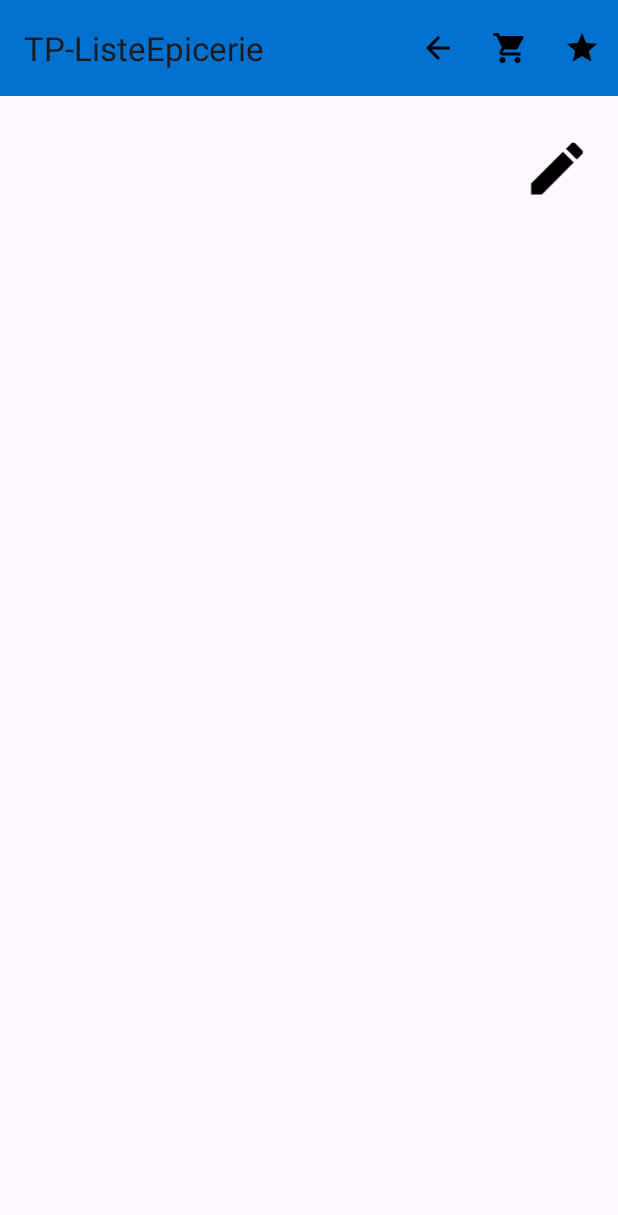
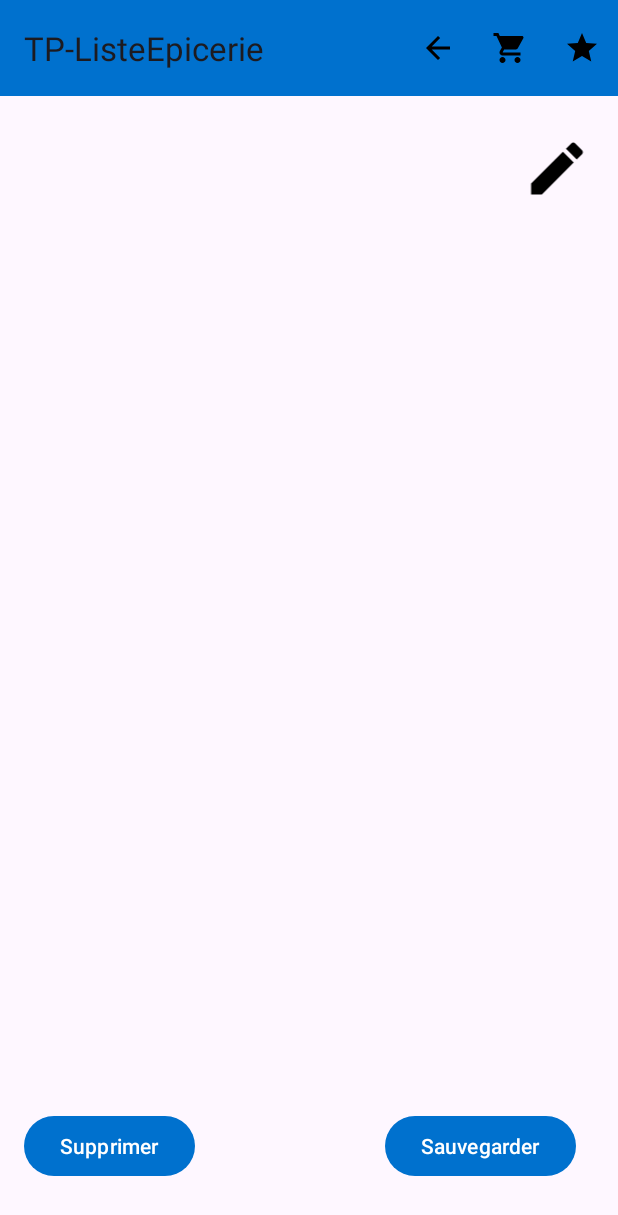
Before and after one commit to Ricieus/TP-ListeEpicerie, an Android app: the PageDetails screen opened directly, with no data from a screen before it, on a phone screen of 412 x 824 dp. Shown: the top 1215 px of the screen. Run offline under Robolectric (Android 15) with nearby library versions, the phone set to English and light mode, and no system bars.

```diff
--- a/app/src/main/java/com/example/tp_listeepicerie/EpicerieDao.kt
+++ b/app/src/main/java/com/example/tp_listeepicerie/EpicerieDao.kt
@@ -9,10 +9,10 @@ import androidx.room.Query
 @Dao
 interface EpicerieDao {
     @Query("SELECT * FROM Table_Epicerie")
-    suspend fun getAll(): List<Table_Epicerie>
+    suspend fun getAll(): MutableList<Table_Epicerie>
 
     @Query("SELECT * FROM Table_Epicerie WHERE uid IN (:userIds)")
-    suspend fun loadAllByIds(userIds: IntArray): List<Table_Epicerie>
+    suspend fun loadAllByIds(userIds: IntArray): MutableList<Table_Epicerie>
 
     @Insert(onConflict = OnConflictStrategy.REPLACE)
     suspend fun insertEpicerie(epicerie: Table_Epicerie)
--- a/app/src/main/java/com/example/tp_listeepicerie/recyclerItem/ItemAdaptor.kt
+++ b/app/src/main/java/com/example/tp_listeepicerie/recyclerItem/ItemAdaptor.kt
@@ -13,7 +13,7 @@ import com.example.tp_listeepicerie.PageDetails
 import com.example.tp_listeepicerie.R
 import com.example.tp_listeepicerie.Table_Epicerie
 
-class ItemAdaptor(val ctx: Context, val activity: MainActivity, var data: List<Table_Epicerie>) : RecyclerView.Adapter<ItemHolder>() {
+class ItemAdaptor(val ctx: Context, val activity: MainActivity, var data: MutableList<Table_Epicerie>) : RecyclerView.Adapter<ItemHolder>() {
     override fun onCreateViewHolder(parent: ViewGroup, viewType: Int): ItemHolder {
         val view = LayoutInflater.from(ctx).inflate(R.layout.liste_epicerie_item, parent, false)
         return ItemHolder(view)
--- a/app/src/main/java/com/example/tp_listeepicerie/recyclerPanier/PanierAdaptor.kt
+++ b/app/src/main/java/com/example/tp_listeepicerie/recyclerPanier/PanierAdaptor.kt
@@ -12,7 +12,7 @@ import com.example.tp_listeepicerie.R
 import com.example.tp_listeepicerie.Table_Epicerie
 import com.example.tp_listeepicerie.recyclerItem.ItemHolder
 
-class PanierAdaptor(val ctx: Context, val activity: MainActivity, var data: List<Table_Epicerie>) : RecyclerView.Adapter<PanierHolder>() {
+class PanierAdaptor(val ctx: Context, val activity: MainActivity, var data: MutableList<Table_Epicerie>) : RecyclerView.Adapter<PanierHolder>() {
     override fun onCreateViewHolder(parent: ViewGroup, viewType: Int): PanierHolder {
         val view = LayoutInflater.from(ctx).inflate(R.layout.panier_epicerie_item, parent, false)
         return PanierHolder(view)
--- a/app/src/main/res/layout/activity_page_details.xml
+++ b/app/src/main/res/layout/activity_page_details.xml
@@ -30,14 +30,14 @@
 
     <ImageView
         android:id="@+id/imageProduit"
-        android:layout_width="120dp"
-        android:layout_height="247dp"
+        android:layout_width="130dp"
+        android:layout_height="135dp"
         app:layout_constraintBottom_toBottomOf="parent"
         app:layout_constraintEnd_toEndOf="parent"
-        app:layout_constraintHorizontal_bias="0.498"
+        app:layout_constraintHorizontal_bias="0.494"
         app:layout_constraintStart_toStartOf="parent"
         app:layout_constraintTop_toTopOf="parent"
-        app:layout_constraintVertical_bias="0.187"
+        app:layout_constraintVertical_bias="0.244"
         tools:srcCompat="@tools:sample/avatars" />
 
     <TextView
@@ -63,4 +63,24 @@
         app:layout_constraintVertical_bias="0.115"
         app:srcCompat="@drawable/baseline_edit_24" />
 
+    <Button
+        android:id="@+id/delete"
+        android:layout_width="wrap_content"
+        android:layout_height="wrap_content"
+        android:layout_marginStart="16dp"
+        android:layout_marginBottom="36dp"
+        android:text="Supprimer"
+        app:layout_constraintBottom_toBottomOf="parent"
+        app:layout_constraintStart_toStartOf="parent" />
+
+    <Button
+        android:id="@+id/sauvegarder"
+        android:layout_width="wrap_content"
+        android:layout_height="wrap_content"
+        android:layout_marginEnd="28dp"
+        android:layout_marginBottom="36dp"
+        android:text="Sauvegarder"
+        app:layout_constraintBottom_toBottomOf="parent"
+        app:layout_constraintEnd_toEndOf="parent" />
+
 </androidx.constraintlayout.widget.ConstraintLayout>
```
Also changed, not shown: app/src/main/java/com/example/tp_listeepicerie/MainActivity.kt (+13 -15 lines).
